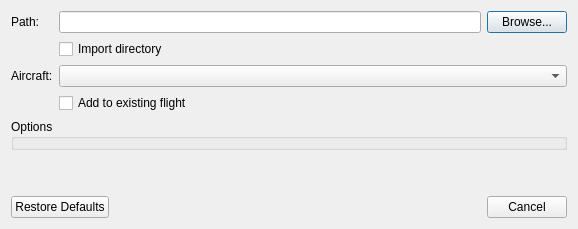
First picture: the form in src/Plugin/src/BasicImportDialog.ui, repository till213/SkyDolly, before the edit.
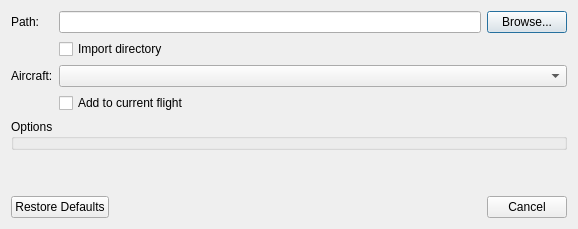
Second picture: the form after the edit. Custom widgets are drawn as their Qt base class.

Commit message: Create new flight when importing directory

Diff of the .ui file:
```diff
--- a/src/Plugin/src/BasicImportDialog.ui
+++ b/src/Plugin/src/BasicImportDialog.ui
@@ -64,7 +64,7 @@
      <item row="3" column="1">
       <widget class="QCheckBox" name="addToFlightCheckBox">
        <property name="text">
-        <string>Add to existing flight</string>
+        <string>Add to current flight</string>
        </property>
       </widget>
      </item>
```
Left out of the diff: 3 changed lines with no effect on the pictures. The commit also changes 3 other files.
